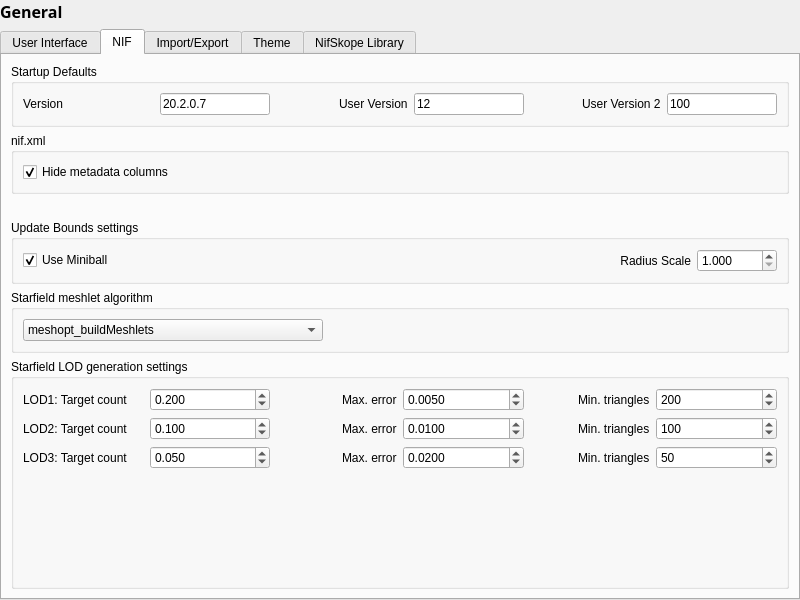
This is src/ui/settingsgeneral.ui in BungoV/NifSkope-WildWastelandEdition as Qt 5 draws it before an edit. The edited form follows.
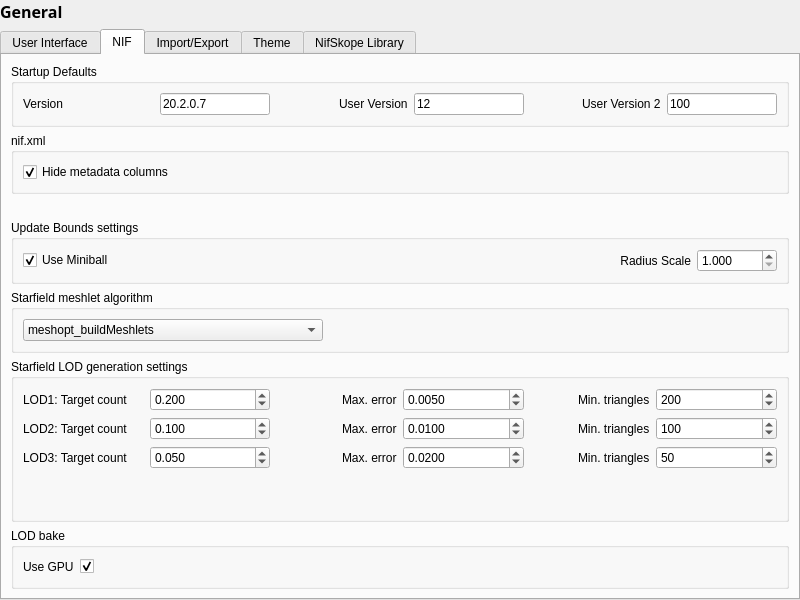
This is the edited form. The open tabs and pages were chosen to show the change. Custom widgets are drawn as their Qt base class.

What changed in the file:
```diff
--- a/src/ui/settingsgeneral.ui
+++ b/src/ui/settingsgeneral.ui
@@ -744,6 +744,51 @@
          </layout>
         </widget>
        </item>
+       <item>
+        <widget class="QGroupBox" name="groupBoxLodBake">
+         <property name="title">
+          <string>LOD bake</string>
+         </property>
+         <property name="flat">
+          <bool>true</bool>
+         </property>
+         <layout class="QGridLayout" name="gridLayoutLodBake">
+          <item row="0" column="0">
+           <widget class="QLabel" name="lblUseGPU">
+            <property name="text">
+             <string>Use GPU</string>
+            </property>
+            <property name="buddy">
+             <cstring>useGPU</cstring>
+            </property>
+           </widget>
+          </item>
+          <item row="0" column="1">
+           <widget class="QCheckBox" name="useGPU">
+            <property name="text">
+             <string/>
+            </property>
+            <property name="checked">
+             <bool>true</bool>
+            </property>
+           </widget>
+          </item>
+          <item row="0" column="2">
+           <spacer name="horizontalSpacerLodBake">
+            <property name="orientation">
+             <enum>Qt::Horizontal</enum>
+            </property>
+            <property name="sizeHint" stdset="0">
+             <size>
+              <width>40</width>
+              <height>20</height>
+             </size>
+            </property>
+           </spacer>
+          </item>
+         </layout>
+        </widget>
+       </item>
       </layout>
      </widget>
      <widget class="QWidget" name="importex">
```
